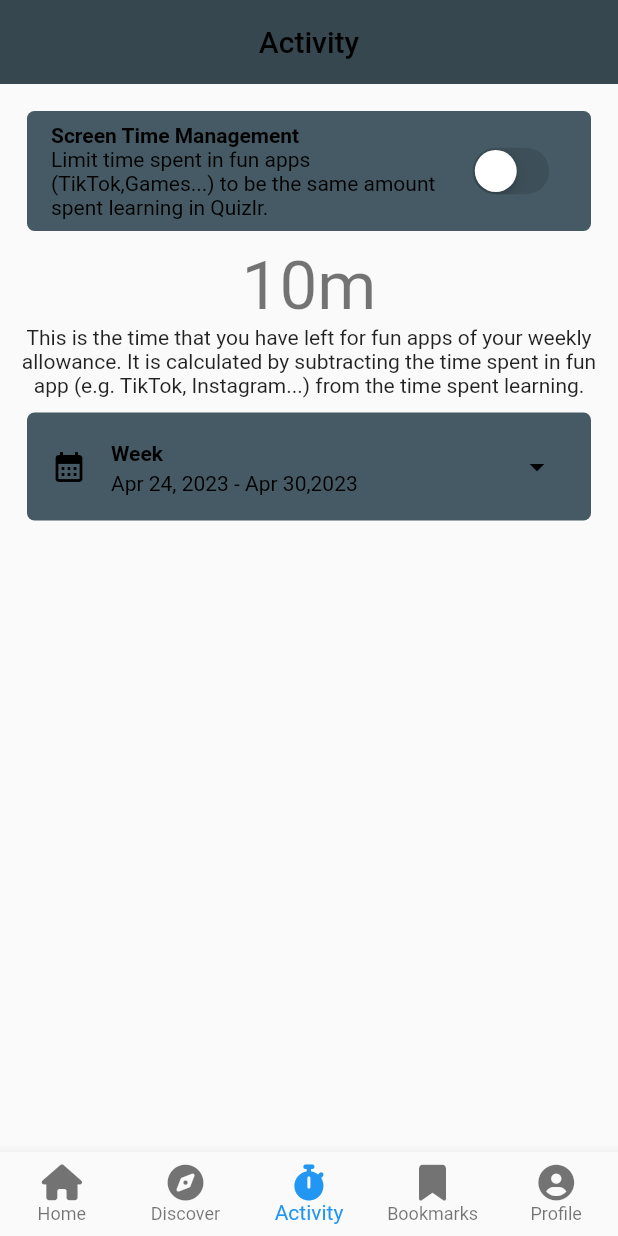
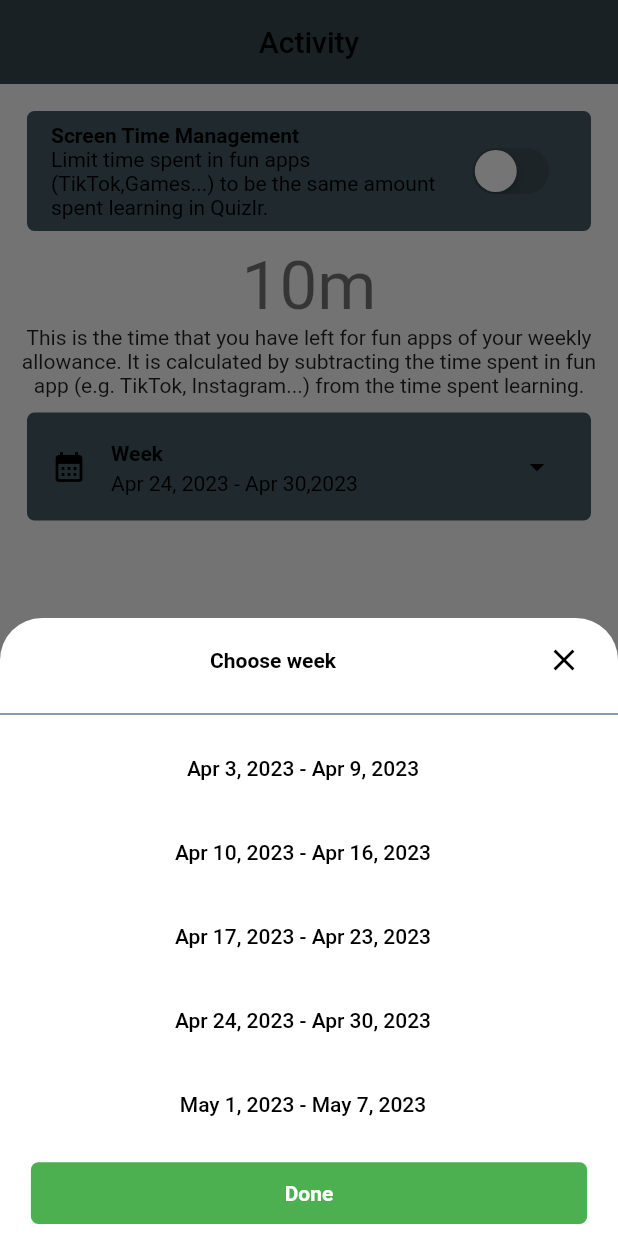
Before and after one commit to masumba/cross_over_test_quizlr, a Flutter app: the screen it shows after launch, item 3 of the bottom bar chosen, after a tap on "Week", on a phone screen of 412 x 824 dp. Run offline on Flutter 3.47's test engine with Material 2 defaults, Android fonts, the phone set to English and light mode, and no system bars; drawn by our look-alikes of auto_size_text; our stand-ins replace another_flushbar, badges, flutter_feather_icons, font_awesome_flutter, get_it, internet_connection_checker and 3 more; missing offline and left inert: remove_emoji.

Commit message:
[wip] activity tab adds bottom sheet.

```diff
--- a/lib/views/home/tabs/activity/activity_tab_view.dart
+++ b/lib/views/home/tabs/activity/activity_tab_view.dart
@@ -1,7 +1,11 @@
+import 'package:auto_size_text/auto_size_text.dart';
+import 'package:cross_over_test_quizlr/utils/screen_util.dart';
 import 'package:cross_over_test_quizlr/views/home/tabs/activity/activity_tab_view_model.dart';
+import 'package:cross_over_test_quizlr/widgets/busy_button.dart';
 import 'package:flutter/cupertino.dart';
 import 'package:flutter/material.dart';
 import 'package:flutter/services.dart';
+import 'package:intl/intl.dart';
 import 'package:stacked/stacked.dart';
 
 class ActivityTabView extends StatefulWidget {
@@ -87,7 +91,83 @@ class _ActivityTabViewState extends State<ActivityTabView> {
                     borderRadius: BorderRadius.circular(5),
                   ),
                   trailing: const Icon(Icons.arrow_drop_down),
-                  onTap: () {},
+                  onTap: () {
+                    showModalBottomSheet(
+                      context: context,
+                      builder: (BuildContext context) {
+                        return SizedBox(
+                          height: ScreenUtil.screenHeightFraction(
+                            context,
+                            dividedBy: 2,
+                          ),
+                          child: Column(
+                            children: <Widget>[
+                              ListTile(
+                                title: AutoSizeText(
+                                  'Choose week',
+                                  textAlign: TextAlign.center,
+                                  style: const TextStyle(
+                                    fontWeight: FontWeight.bold,
+                                  ),
+                                ),
+                                trailing: InkWell(
+                                  onTap: () {
+                                    Navigator.pop(context);
+                                  },
+                                  child: const Icon(Icons.close_outlined),
+                                ),
+                              ),
+                              ScreenUtil.spacedDividerSmall,
+                              Expanded(
+                                child: ListView.builder(
+                                    itemCount: 20,
+                                    itemBuilder:
+                                        (BuildContext context, int index) {
+                                      DateTime now = DateTime.now();
+                                      DateTime startOfWeek = now.subtract(
+                                          Duration(
+                                              days: now.weekday -
+                                                  1 +
+                                                  7 * (10 - index)));
+                                      DateTime endOfWeek = startOfWeek
+                                          .add(const Duration(days: 6));
+
+                                      final formatter =
+                                          DateFormat('MMM d, yyyy');
+                                      String formattedStartOfWeek =
+                                          formatter.format(startOfWeek);
+                                      String formattedEndOfWeek =
+                                          formatter.format(endOfWeek);
+
+                                      return ListTile(
+                                        title: Text(
+                                          '$formattedStartOfWeek - $formattedEndOfWeek',
+                                          textAlign: TextAlign.center,
+                                        ),
+                                        onTap: () {
+                                          print(
+                                              'Week $index selected: $formattedStartOfWeek - $formattedEndOfWeek');
+                                          Navigator.pop(context);
+                                        },
+                                      );
+                                    }),
+                              ),
+                              Padding(
+                                padding: const EdgeInsets.all(8.0),
+                                child: Center(
+                                  child: BusyButton(
+                                    enabledButtonColor: Colors.green,
+                                    title: 'Done',
+                                    onPressed: () {},
+                                  ),
+                                ),
+                              ),
+                            ],
+                          ),
+                        );
+                      },
+                    );
+                  },
                 ),
               ),
             ],
```
